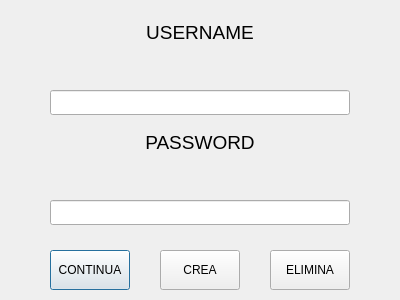
Old version of the form access_dialog.ui in the repository LuginiAndrea/ProgettoInfoQT.
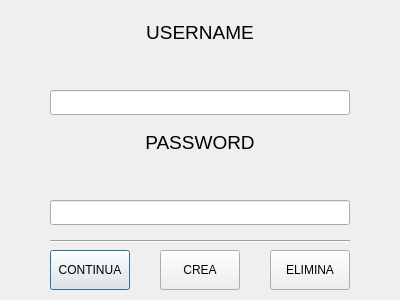
New version of the form.

Patch:
```diff
--- a/access_dialog.ui
+++ b/access_dialog.ui
@@ -127,6 +127,19 @@
     <string>ELIMINA</string>
    </property>
   </widget>
+  <widget class="Line" name="line">
+   <property name="geometry">
+    <rect>
+     <x>50</x>
+     <y>240</y>
+     <width>300</width>
+     <height>3</height>
+    </rect>
+   </property>
+   <property name="orientation">
+    <enum>Qt::Horizontal</enum>
+   </property>
+  </widget>
  </widget>
  <resources/>
  <connections/>
```
